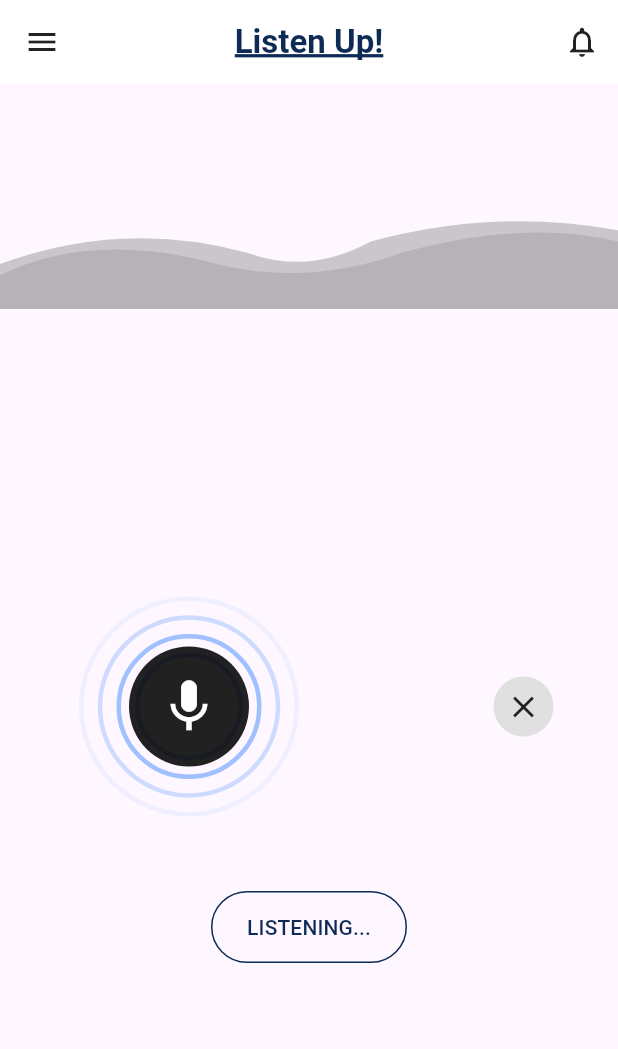
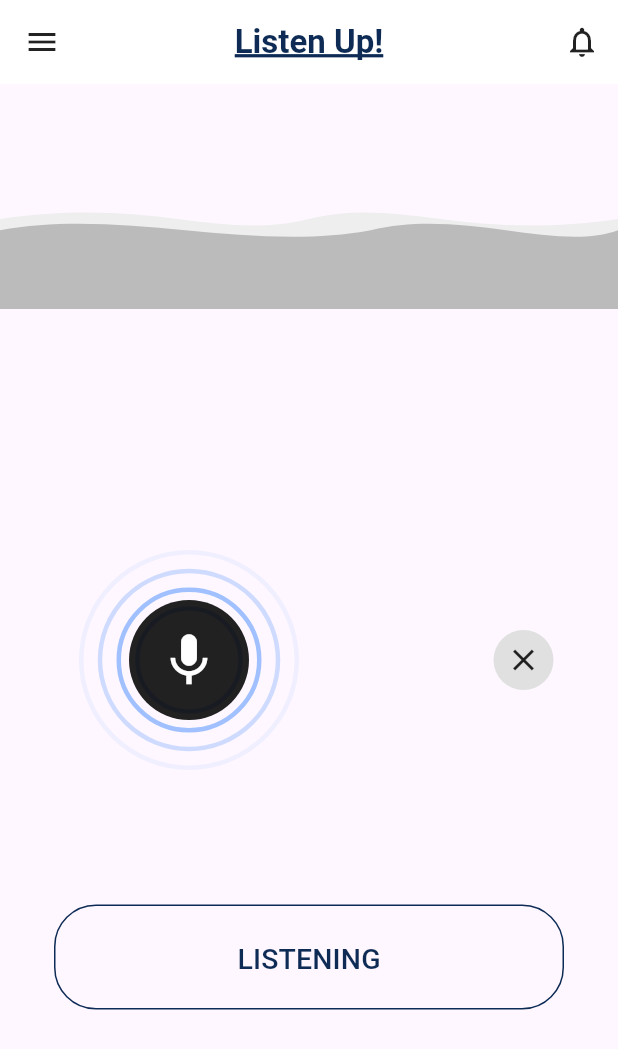
Before and after one commit to Haiderali27-hub/listenup, a Flutter app: the HomeScreen screen opened by its route, after a tap on the "mic" icon, on a phone screen of 412 x 824 dp. Shown: the top 1049 px of the screen. Run offline on Flutter 3.47's test engine with Material 3 defaults, Android fonts, the phone set to English and light mode, and no system bars; our stand-ins replace get.

Commit message:
added a listning button

```diff
--- a/lib/screens/home/home_screen.dart
+++ b/lib/screens/home/home_screen.dart
@@ -1,6 +1,7 @@
 import 'package:flutter/material.dart';
 import 'package:sound_app/widgets/WaveformPainter.dart';
-import 'package:sound_app/widgets/mic_button.dart'; // Add this import
+import 'package:sound_app/widgets/mic_button.dart';
+import 'package:sound_app/widgets/status_pill.dart'; // Add this import
 
 class HomeScreen extends StatefulWidget {
   const HomeScreen({super.key});
@@ -131,27 +132,8 @@ class _HomeScreenState extends State<HomeScreen> {
 
                 const SizedBox(height: 40),
 
-                OutlinedButton(
-                  onPressed: () {
-                    if (isListening) {
-                      setState(() {
-                        voiceDetected = !voiceDetected;
-                      });
-                    }
-                  },
-                  style: OutlinedButton.styleFrom(
-                    side: const BorderSide(color: Color(0xFF0D2B55)),
-                    shape: RoundedRectangleBorder(
-                      borderRadius: BorderRadius.circular(24),
-                    ),
-                    padding: const EdgeInsets.symmetric(
-                        vertical: 14, horizontal: 24),
-                  ),
-                  child: Text(
-                    voiceDetected ? 'VOICE DETECTED' : 'LISTENING...',
-                    style: const TextStyle(color: Color(0xFF0D2B55)),
-                  ),
-                ),
+                const SizedBox(height: 40),
+                StatusPill(listening: isListening),
               ],
             ),
           ),
--- a/lib/widgets/WaveformPainter.dart
+++ b/lib/widgets/WaveformPainter.dart
@@ -3,43 +3,57 @@ import 'package:flutter/material.dart';
 class WaveformPainter extends CustomPainter {
   @override
   void paint(Canvas canvas, Size size) {
-    final paint = Paint()
-      ..color = Colors.black.withOpacity(0.2)
+    // First, draw the lighter background wave
+    final path1 = Path()
+      ..moveTo(0, size.height * 0.6)
+      ..cubicTo(
+        size.width * 0.25, size.height * 0.5, // control point 1
+        size.width * 0.35, size.height * 0.7, // control point 2
+        size.width * 0.5, size.height * 0.6, // end point
+      )
+      ..cubicTo(
+        size.width * 0.65,
+        size.height * 0.5,
+        size.width * 0.75,
+        size.height * 0.7,
+        size.width,
+        size.height * 0.6,
+      )
+      ..lineTo(size.width, size.height)
+      ..lineTo(0, size.height)
+      ..close();
+
+    final paint1 = Paint()
+      ..color = const Color(0xFFEEEEEE) // very light grey
       ..style = PaintingStyle.fill;
+    canvas.drawPath(path1, paint1);
 
-    final path = Path();
+    // Then draw the darker top wave on top of it
+    final path2 = Path()
+      ..moveTo(0, size.height * 0.65)
+      ..cubicTo(
+        size.width * 0.2,
+        size.height * 0.55,
+        size.width * 0.4,
+        size.height * 0.75,
+        size.width * 0.6,
+        size.height * 0.65,
+      )
+      ..cubicTo(
+        size.width * 0.75,
+        size.height * 0.55,
+        size.width * 0.9,
+        size.height * 0.75,
+        size.width,
+        size.height * 0.65,
+      )
+      ..lineTo(size.width, size.height)
+      ..lineTo(0, size.height)
+      ..close();
 
-    path.moveTo(0, size.height * 0.8);
-    path.quadraticBezierTo(size.width * 0.2, size.height * 0.6,
-        size.width * 0.4, size.height * 0.75);
-    path.quadraticBezierTo(size.width * 0.5, size.height * 0.85,
-        size.width * 0.6, size.height * 0.7);
-    path.quadraticBezierTo(size.width * 0.8, size.height * 0.55,
-        size.width * 1.0, size.height * 0.65);
-    path.lineTo(size.width, size.height);
-    path.lineTo(0, size.height);
-    path.close();
-
-    canvas.drawPath(path, paint);
-
-    // Draw a second wave with lighter opacity
     final paint2 = Paint()
-      ..color = Colors.black.withOpacity(0.1)
+      ..color = const Color(0xFFBBBBBB) // medium grey
       ..style = PaintingStyle.fill;
-
-    final path2 = Path();
-
-    path2.moveTo(0, size.height * 0.85);
-    path2.quadraticBezierTo(size.width * 0.15, size.height * 0.65,
-        size.width * 0.35, size.height * 0.8);
-    path2.quadraticBezierTo(size.width * 0.5, size.height * 0.9,
-        size.width * 0.65, size.height * 0.75);
-    path2.quadraticBezierTo(size.width * 0.85, size.height * 0.6,
-        size.width * 1.0, size.height * 0.7);
-    path2.lineTo(size.width, size.height);
-    path2.lineTo(0, size.height);
-    path2.close();
-
     canvas.drawPath(path2, paint2);
   }
 
--- /dev/null
+++ b/lib/widgets/status_pill.dart
@@ -0,0 +1,32 @@
+import 'package:flutter/material.dart';
+
+class StatusPill extends StatelessWidget {
+  /// true = mic is active
+  final bool listening;
+
+  const StatusPill({super.key, required this.listening});
+
+  @override
+  Widget build(BuildContext context) {
+    final label = listening ? 'LISTENING' : 'VOICE DETECTED';
+    return OutlinedButton(
+      onPressed: () {}, // no action
+      style: OutlinedButton.styleFrom(
+        side: const BorderSide(color: Color(0xFF0D2B55)),
+        shape: RoundedRectangleBorder(
+          borderRadius: BorderRadius.circular(28),
+        ),
+        padding: const EdgeInsets.symmetric(vertical: 23, horizontal: 90),
+        fixedSize: const Size(340, 70), // Added to fix the button size
+      ),
+      child: Text(
+        label,
+        style: const TextStyle(
+          color: Color(0xFF0D2B55),
+          fontWeight: FontWeight.w500,
+          fontSize: 19,
+        ),
+      ),
+    );
+  }
+}
```
